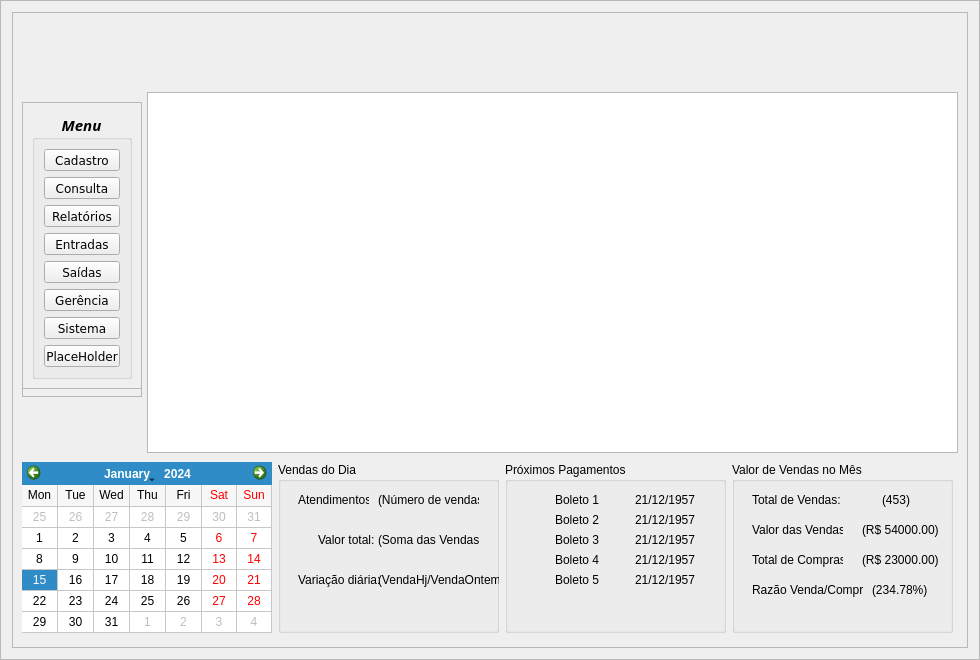
The window that src/GUI/StartPageFrame.ui (f-t-alves/npx_public) describes before a commit, drawn with Qt 5.
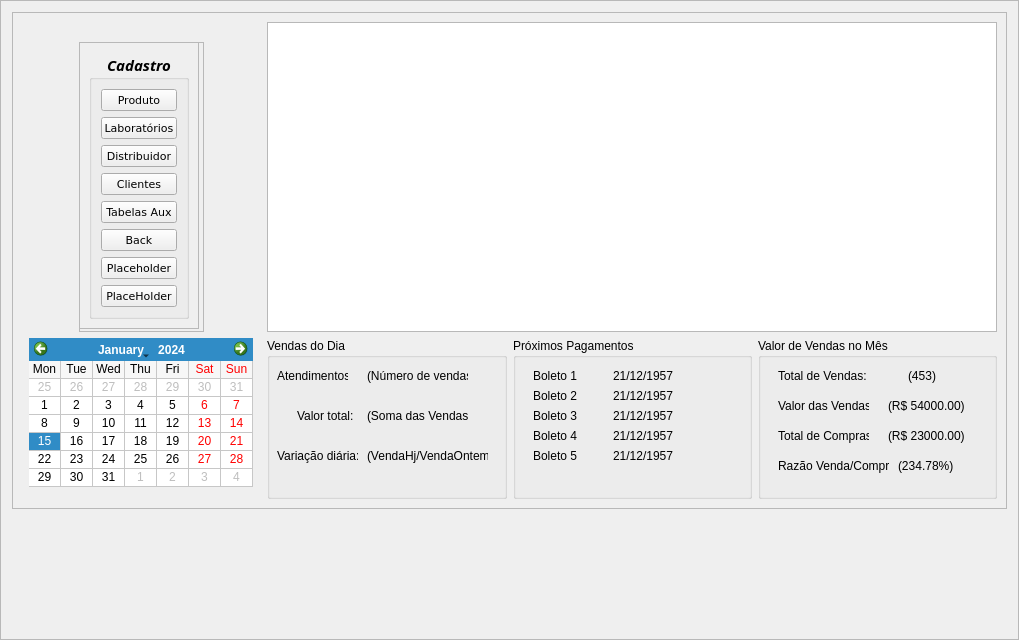
The same window after the commit. Icons and pictures are not drawn.

Commit message: Broken Show_Frame

```diff
--- a/src/GUI/StartPageFrame.ui
+++ b/src/GUI/StartPageFrame.ui
@@ -1,13 +1,13 @@
 <?xml version="1.0" encoding="UTF-8"?>
 <ui version="4.0">
- <class>Frame</class>
- <widget class="QFrame" name="Frame">
+ <class>StartPage</class>
+ <widget class="QFrame" name="StartPage">
   <property name="geometry">
    <rect>
     <x>0</x>
     <y>0</y>
-    <width>980</width>
-    <height>660</height>
+    <width>1019</width>
+    <height>640</height>
    </rect>
   </property>
   <property name="windowTitle">
@@ -31,31 +31,53 @@
      <property name="frameShadow">
       <enum>QFrame::Raised</enum>
      </property>
-     <widget class="QGraphicsView" name="graphicsView">
-      <property name="geometry">
-       <rect>
-        <x>135</x>
-        <y>80</y>
-        <width>811</width>
-        <height>361</height>
-       </rect>
-      </property>
-     </widget>
+     <layout class="QGridLayout" name="gridLayout_8">
+      <item row="2" column="2" alignment="Qt::AlignHCenter">
+       <widget class="QCalendarWidget" name="calendarWidget">
+        <property name="maximumSize">
+         <size>
+          <width>250</width>
+          <height>16777215</height>
+         </size>
+        </property>
+        <property name="gridVisible">
+         <bool>true</bool>
+        </property>
+        <property name="verticalHeaderFormat">
+         <enum>QCalendarWidget::NoVerticalHeader</enum>
+        </property>
+       </widget>
+      </item>
+      <item row="0" column="2" alignment="Qt::AlignHCenter">
+       <widget class="QLabel" name="label">
+        <property name="text">
+         <string>&lt;html&gt;&lt;head/&gt;&lt;body&gt;&lt;p&gt;&lt;img src=&quot;:/NPX ICO/clinic (2).png&quot;/&gt;&lt;/p&gt;&lt;/body&gt;&lt;/html&gt;</string>
+        </property>
+        <property name="alignment">
+         <set>Qt::AlignCenter</set>
+        </property>
+       </widget>
+      </item>
+      <item row="1" column="2" alignment="Qt::AlignHCenter">
      <widget class="QFrame" name="MenuPlaceFrame">
-      <property name="geometry">
-       <rect>
-        <x>10</x>
-        <y>90</y>
-        <width>120</width>
-        <height>295</height>
-       </rect>
-      </property>
       <property name="sizePolicy">
-       <sizepolicy hsizetype="Ignored" vsizetype="Ignored">
+         <sizepolicy hsizetype="Minimum" vsizetype="Preferred">
         <horstretch>0</horstretch>
         <verstretch>0</verstretch>
        </sizepolicy>
       </property>
+        <property name="minimumSize">
+         <size>
+          <width>125</width>
+          <height>290</height>
+         </size>
+        </property>
+        <property name="maximumSize">
+         <size>
+          <width>125</width>
+          <height>16777215</height>
+         </size>
+        </property>
       <property name="autoFillBackground">
        <bool>true</bool>
       </property>
@@ -944,6 +966,12 @@
          <height>287</height>
         </rect>
        </property>
+         <property name="sizePolicy">
+          <sizepolicy hsizetype="Fixed" vsizetype="Fixed">
+           <horstretch>0</horstretch>
+           <verstretch>0</verstretch>
+          </sizepolicy>
+         </property>
        <property name="autoFillBackground">
         <bool>true</bool>
        </property>
@@ -954,7 +982,7 @@
         <enum>QFrame::Raised</enum>
        </property>
        <layout class="QGridLayout" name="gridLayout_3">
-        <item row="0" column="0">
+          <item row="0" column="2">
          <widget class="QGroupBox" name="MenuBox">
           <property name="enabled">
            <bool>true</bool>
@@ -1325,40 +1353,150 @@
       <zorder>Saida_Frame</zorder>
       <zorder>Gerencia_Frame</zorder>
       <zorder>Entrada_Frame</zorder>
-      <zorder>Cadastro_Frame</zorder>
       <zorder>Sistema_Frame</zorder>
       <zorder>Consulta_Frame</zorder>
       <zorder>MainMenuFrame</zorder>
-     </widget>
-     <widget class="QWidget" name="layoutWidget">
+        <zorder>Cadastro_Frame</zorder>
+       </widget>
+      </item>
+      <item row="2" column="5" rowspan="3">
+       <widget class="QGroupBox" name="VendasDiarias">
+        <property name="title">
+         <string>Próximos Pagamentos</string>
+        </property>
+        <widget class="QLabel" name="label_8">
       <property name="geometry">
        <rect>
-        <x>10</x>
-        <y>450</y>
-        <width>931</width>
-        <height>171</height>
-       </rect>
-      </property>
-      <layout class="QHBoxLayout" name="horizontalLayout_2">
-       <item>
-        <widget class="QCalendarWidget" name="calendarWidget">
-         <property name="maximumSize">
-          <size>
-           <width>250</width>
-           <height>16777215</height>
-          </size>
+           <x>20</x>
+           <y>30</y>
+           <width>71</width>
+           <height>16</height>
+          </rect>
+         </property>
+         <property name="text">
+          <string>Boleto 1</string>
          </property>
-         <property name="gridVisible">
-          <bool>true</bool>
+        </widget>
+        <widget class="QLabel" name="label_9">
+         <property name="geometry">
+          <rect>
+           <x>20</x>
+           <y>50</y>
+           <width>71</width>
+           <height>16</height>
+          </rect>
          </property>
-         <property name="verticalHeaderFormat">
-          <enum>QCalendarWidget::NoVerticalHeader</enum>
+         <property name="text">
+          <string>Boleto 2</string>
          </property>
         </widget>
-       </item>
-       <item>
-        <layout class="QHBoxLayout" name="horizontalLayout">
-         <item>
+        <widget class="QLabel" name="label_10">
+         <property name="geometry">
+          <rect>
+           <x>20</x>
+           <y>70</y>
+           <width>71</width>
+           <height>16</height>
+          </rect>
+         </property>
+         <property name="text">
+          <string>Boleto 3</string>
+         </property>
+        </widget>
+        <widget class="QLabel" name="label_11">
+         <property name="geometry">
+          <rect>
+           <x>20</x>
+           <y>90</y>
+           <width>71</width>
+           <height>16</height>
+          </rect>
+         </property>
+         <property name="text">
+          <string>Boleto 4</string>
+         </property>
+        </widget>
+        <widget class="QLabel" name="label_12">
+         <property name="geometry">
+          <rect>
+           <x>20</x>
+           <y>110</y>
+           <width>71</width>
+           <height>16</height>
+          </rect>
+         </property>
+         <property name="text">
+          <string>Boleto 5</string>
+         </property>
+        </widget>
+        <widget class="QLabel" name="label_13">
+         <property name="geometry">
+          <rect>
+           <x>100</x>
+           <y>30</y>
+           <width>71</width>
+           <height>16</height>
+          </rect>
+         </property>
+         <property name="text">
+          <string>21/12/1957</string>
+         </property>
+        </widget>
+        <widget class="QLabel" name="label_14">
+         <property name="geometry">
+          <rect>
+           <x>100</x>
+           <y>50</y>
+           <width>71</width>
+           <height>16</height>
+          </rect>
+         </property>
+         <property name="text">
+          <string>21/12/1957</string>
+         </property>
+        </widget>
+        <widget class="QLabel" name="label_15">
+         <property name="geometry">
+          <rect>
+           <x>100</x>
+           <y>70</y>
+           <width>71</width>
+           <height>16</height>
+          </rect>
+         </property>
+         <property name="text">
+          <string>21/12/1957</string>
+         </property>
+        </widget>
+        <widget class="QLabel" name="label_16">
+         <property name="geometry">
+          <rect>
+           <x>100</x>
+           <y>90</y>
+           <width>71</width>
+           <height>16</height>
+          </rect>
+         </property>
+         <property name="text">
+          <string>21/12/1957</string>
+         </property>
+        </widget>
+        <widget class="QLabel" name="label_17">
+         <property name="geometry">
+          <rect>
+           <x>100</x>
+           <y>110</y>
+           <width>71</width>
+           <height>16</height>
+          </rect>
+         </property>
+         <property name="text">
+          <string>21/12/1957</string>
+         </property>
+        </widget>
+       </widget>
+      </item>
+      <item row="2" column="4" rowspan="3">
           <widget class="QGroupBox" name="VendasMes">
            <property name="minimumSize">
             <size>
@@ -1372,7 +1510,7 @@
            <widget class="QLabel" name="label_2">
             <property name="geometry">
              <rect>
-              <x>20</x>
+           <x>10</x>
               <y>30</y>
               <width>71</width>
               <height>16</height>
@@ -1385,7 +1523,7 @@
            <widget class="QLabel" name="label_3">
             <property name="geometry">
              <rect>
-              <x>40</x>
+           <x>30</x>
               <y>70</y>
               <width>71</width>
               <height>16</height>
@@ -1424,7 +1562,7 @@
            <widget class="QLabel" name="label_6">
             <property name="geometry">
              <rect>
-              <x>20</x>
+           <x>10</x>
               <y>110</y>
               <width>81</width>
               <height>16</height>
@@ -1449,144 +1587,7 @@
            </widget>
           </widget>
          </item>
-         <item>
-          <widget class="QGroupBox" name="VendasDiarias">
-           <property name="title">
-            <string>Próximos Pagamentos</string>
-           </property>
-           <widget class="QLabel" name="label_8">
-            <property name="geometry">
-             <rect>
-              <x>50</x>
-              <y>30</y>
-              <width>71</width>
-              <height>16</height>
-             </rect>
-            </property>
-            <property name="text">
-             <string>Boleto 1</string>
-            </property>
-           </widget>
-           <widget class="QLabel" name="label_9">
-            <property name="geometry">
-             <rect>
-              <x>50</x>
-              <y>50</y>
-              <width>71</width>
-              <height>16</height>
-             </rect>
-            </property>
-            <property name="text">
-             <string>Boleto 2</string>
-            </property>
-           </widget>
-           <widget class="QLabel" name="label_10">
-            <property name="geometry">
-             <rect>
-              <x>50</x>
-              <y>70</y>
-              <width>71</width>
-              <height>16</height>
-             </rect>
-            </property>
-            <property name="text">
-             <string>Boleto 3</string>
-            </property>
-           </widget>
-           <widget class="QLabel" name="label_11">
-            <property name="geometry">
-             <rect>
-              <x>50</x>
-              <y>90</y>
-              <width>71</width>
-              <height>16</height>
-             </rect>
-            </property>
-            <property name="text">
-             <string>Boleto 4</string>
-            </property>
-           </widget>
-           <widget class="QLabel" name="label_12">
-            <property name="geometry">
-             <rect>
-              <x>50</x>
-              <y>110</y>
-              <width>71</width>
-              <height>16</height>
-             </rect>
-            </property>
-            <property name="text">
-             <string>Boleto 5</string>
-            </property>
-           </widget>
-           <widget class="QLabel" name="label_13">
-            <property name="geometry">
-             <rect>
-              <x>130</x>
-              <y>30</y>
-              <width>71</width>
-              <height>16</height>
-             </rect>
-            </property>
-            <property name="text">
-             <string>21/12/1957</string>
-            </property>
-           </widget>
-           <widget class="QLabel" name="label_14">
-            <property name="geometry">
-             <rect>
-              <x>130</x>
-              <y>50</y>
-              <width>71</width>
-              <height>16</height>
-             </rect>
-            </property>
-            <property name="text">
-             <string>21/12/1957</string>
-            </property>
-           </widget>
-           <widget class="QLabel" name="label_15">
-            <property name="geometry">
-             <rect>
-              <x>130</x>
-              <y>70</y>
-              <width>71</width>
-              <height>16</height>
-             </rect>
-            </property>
-            <property name="text">
-             <string>21/12/1957</string>
-            </property>
-           </widget>
-           <widget class="QLabel" name="label_16">
-            <property name="geometry">
-             <rect>
-              <x>130</x>
-              <y>90</y>
-              <width>71</width>
-              <height>16</height>
-             </rect>
-            </property>
-            <property name="text">
-             <string>21/12/1957</string>
-            </property>
-           </widget>
-           <widget class="QLabel" name="label_17">
-            <property name="geometry">
-             <rect>
-              <x>130</x>
-              <y>110</y>
-              <width>71</width>
-              <height>16</height>
-             </rect>
-            </property>
-            <property name="text">
-             <string>21/12/1957</string>
-            </property>
-           </widget>
-          </widget>
-         </item>
-         <item>
+      <item row="2" column="6" rowspan="3">
           <widget class="QGroupBox" name="ProxPgtos">
            <property name="title">
             <string>Valor de Vendas no Mês</string>
@@ -1697,27 +1698,24 @@
            </widget>
           </widget>
          </item>
-        </layout>
+      <item row="0" column="4" rowspan="2" colspan="3">
+       <widget class="QGraphicsView" name="graphicsView"/>
        </item>
       </layout>
      </widget>
-     <widget class="QLabel" name="label">
-      <property name="geometry">
-       <rect>
-        <x>40</x>
-        <y>13</y>
-        <width>71</width>
-        <height>71</height>
-       </rect>
-      </property>
-      <property name="text">
-       <string>&lt;html&gt;&lt;head/&gt;&lt;body&gt;&lt;p&gt;&lt;img src=&quot;:/NPX ICO/clinic (2).png&quot;/&gt;&lt;/p&gt;&lt;/body&gt;&lt;/html&gt;</string>
-      </property>
-      <property name="alignment">
-       <set>Qt::AlignCenter</set>
-      </property>
-     </widget>
-    </widget>
+   </item>
+   <item row="1" column="0">
+    <spacer name="verticalSpacer">
+     <property name="orientation">
+      <enum>Qt::Vertical</enum>
+     </property>
+     <property name="sizeHint" stdset="0">
+      <size>
+       <width>20</width>
+       <height>40</height>
+      </size>
+     </property>
+    </spacer>
    </item>
   </layout>
  </widget>
```
Left out of the diff: 112 changed lines with no effect on the pictures. Lines whose indentation alone changed are shown as unchanged. The commit also changes 6 other files.
